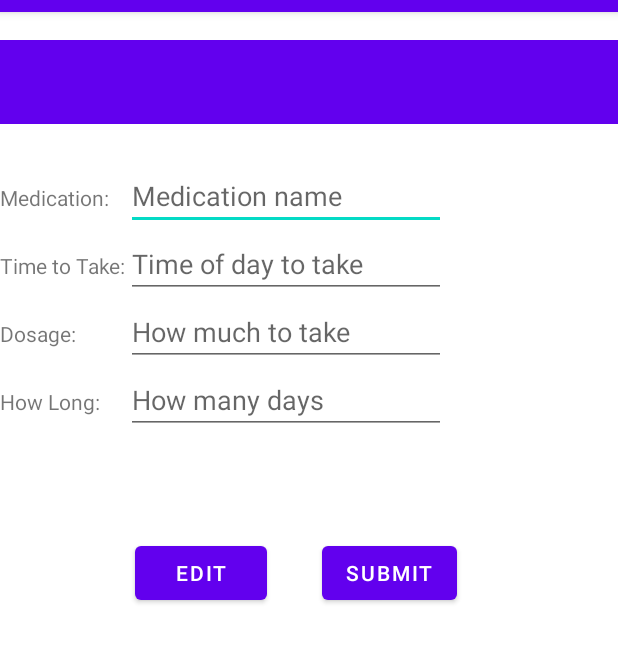
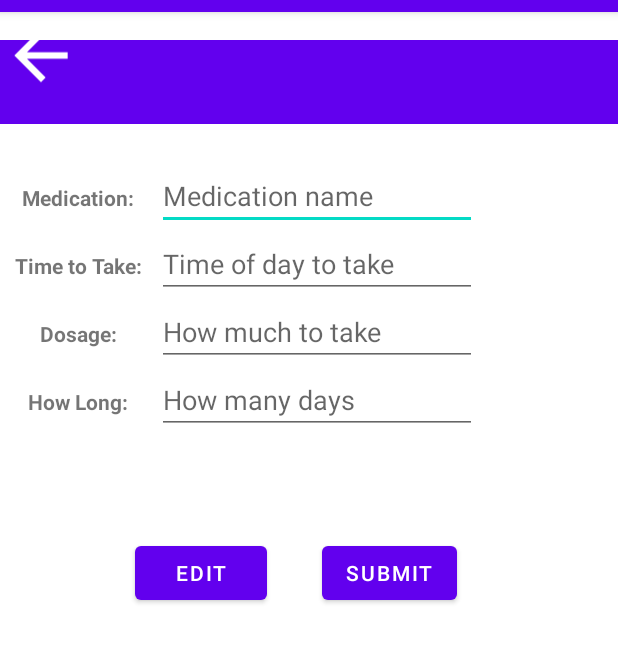
Before and after one commit to devasriwarrier/PHMS, an Android app: the MedicationActivity screen opened directly, with no data from a screen before it, on a phone screen of 412 x 824 dp, the part 72-735 px from its top. Run offline under Robolectric (Android 15) with nearby library versions, the phone set to English and light mode, and no system bars.

Commit message:
Medication adder and view components

```diff
--- a/src/main/java/com/example/loginregistration/RegisterActivity.java
+++ b/src/main/java/com/example/loginregistration/RegisterActivity.java
@@ -66,7 +66,7 @@ public class RegisterActivity extends AppCompatActivity {
                 if(pass.equals(confirmPass))
                 {
                     boolean val = db.addUser(user,pass,name,email,address,phone,securityQuestion,securityAnswer);
-                    if(true) {
+                    if(val) {
                         Toast.makeText(RegisterActivity.this, "Successfully Registered", Toast.LENGTH_SHORT).show();
                         Intent moveToLogin = new Intent(RegisterActivity.this, LoginActivity.class);
                         startActivity(moveToLogin);
--- a/src/main/res/layout/activity_medication.xml
+++ b/src/main/res/layout/activity_medication.xml
@@ -24,6 +24,7 @@
         android:layout_width="match_parent"
         android:layout_height="match_parent"
         android:layout_marginTop="100dp"
+        android:gravity="clip_horizontal|center_horizontal"
         app:layout_constraintTop_toTopOf="parent"
         tools:layout_editor_absoluteX="-115dp">
 
@@ -35,16 +36,22 @@
                 android:id="@+id/textView_Medication"
                 android:layout_width="wrap_content"
                 android:layout_height="wrap_content"
-                android:text="@string/medication" />
+                android:layout_marginLeft="10dp"
+                android:gravity="center"
+                android:text="@string/medication"
+                android:textStyle="bold"
+                android:layout_marginStart="10dp" />
 
             <EditText
                 android:id="@+id/editText_Medication"
                 android:layout_width="wrap_content"
                 android:layout_height="wrap_content"
+                android:layout_marginLeft="10dp"
                 android:ems="10"
                 android:hint="@string/medication_name"
                 android:importantForAutofill="no"
-                android:inputType="text" />
+                android:inputType="text"
+                android:layout_marginStart="10dp" />
         </TableRow>
 
         <TableRow
@@ -55,16 +62,21 @@
                 android:id="@+id/textView_Time"
                 android:layout_width="wrap_content"
                 android:layout_height="wrap_content"
-                android:text="@string/time_to_take" />
+                android:layout_marginLeft="10dp"
+                android:text="@string/time_to_take"
+                android:textStyle="bold"
+                android:layout_marginStart="10dp" />
 
             <EditText
                 android:id="@+id/editTextTime"
                 android:layout_width="wrap_content"
                 android:layout_height="wrap_content"
+                android:layout_marginLeft="10dp"
                 android:ems="10"
                 android:hint="@string/time_of_day_to_take"
                 android:importantForAutofill="no"
-                android:inputType="time" />
+                android:inputType="time"
+                android:layout_marginStart="10dp" />
         </TableRow>
 
         <TableRow
@@ -75,16 +87,22 @@
                 android:id="@+id/textView_Dosage"
                 android:layout_width="wrap_content"
                 android:layout_height="wrap_content"
-                android:text="@string/dosage" />
+                android:layout_marginLeft="10dp"
+                android:gravity="center"
+                android:text="@string/dosage"
+                android:textStyle="bold"
+                android:layout_marginStart="10dp" />
 
             <EditText
                 android:id="@+id/editText_Dosage"
                 android:layout_width="wrap_content"
                 android:layout_height="wrap_content"
+                android:layout_marginLeft="10dp"
                 android:ems="10"
                 android:hint="@string/how_much_to_take"
                 android:importantForAutofill="no"
-                android:inputType="text" />
+                android:inputType="text"
+                android:layout_marginStart="10dp" />
         </TableRow>
 
         <TableRow
@@ -95,16 +113,22 @@
                 android:id="@+id/textView_HowLong"
                 android:layout_width="wrap_content"
                 android:layout_height="wrap_content"
-                android:text="@string/how_long" />
+                android:layout_marginLeft="10dp"
+                android:gravity="center"
+                android:text="@string/how_long"
+                android:textStyle="bold"
+                android:layout_marginStart="10dp" />
 
             <EditText
                 android:id="@+id/editText_HowLong"
                 android:layout_width="wrap_content"
                 android:layout_height="wrap_content"
+                android:layout_marginLeft="10dp"
                 android:ems="10"
                 android:hint="@string/how_many_days"
                 android:importantForAutofill="no"
-                android:inputType="text" />
+                android:inputType="text"
+                android:layout_marginStart="10dp" />
         </TableRow>
     </TableLayout>
 
@@ -139,4 +163,19 @@
         app:layout_constraintStart_toEndOf="@+id/tableLayout"
         app:layout_constraintTop_toTopOf="parent" />
 
+    <ImageView
+        android:id="@+id/imageView_backButtonMedication"
+        android:layout_width="53dp"
+        android:layout_height="58dp"
+        android:layout_marginEnd="358dp"
+        android:layout_marginRight="358dp"
+        android:layout_marginBottom="42dp"
+        android:contentDescription="@string/backbutton"
+        app:layout_constraintBottom_toTopOf="@+id/tableLayout"
+        app:layout_constraintEnd_toEndOf="@+id/toolbar"
+        app:layout_constraintStart_toStartOf="parent"
+        app:layout_constraintTop_toTopOf="parent"
+        app:layout_constraintVertical_bias="0.0"
+        app:srcCompat="@drawable/abc_vector_test" />
+
 </androidx.constraintlayout.widget.ConstraintLayout>
```
Also changed, not shown: src/main/java/com/example/loginregistration/DatabaseHelper.java (+76 -12 lines), src/main/java/com/example/loginregistration/LoginActivity.java (+7 -1 lines), src/main/java/com/example/loginregistration/MedicationActivity.java (+33 -1 lines), src/main/res/layout/activity_home.xml (+25 -13 lines), src/main/res/values/strings.xml (+22 -0 lines), src/main/res/drawable/monitoring.jpg (added).
